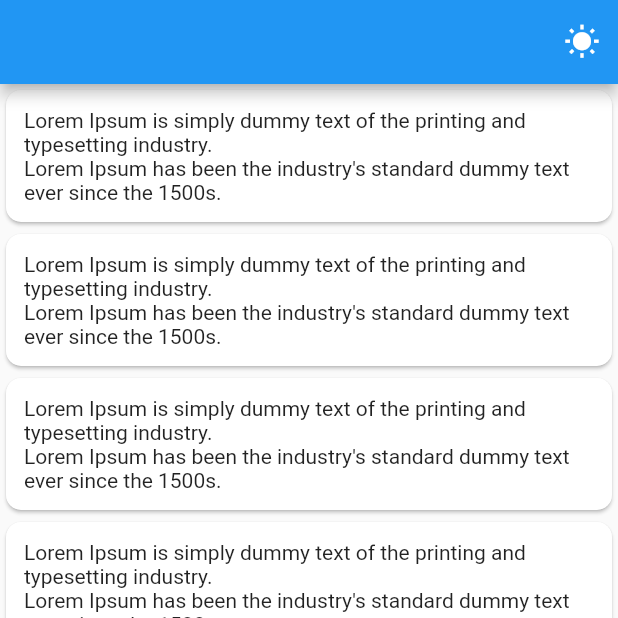
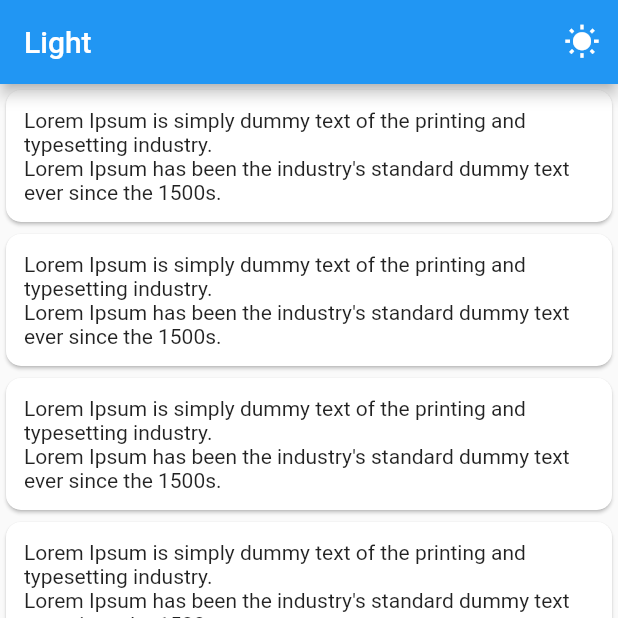
Before and after one commit to bublitz/deep, a Flutter app: the screen it shows after launch, on a phone screen of 412 x 824 dp, the top half of it. Run offline on Flutter 3.47's test engine with Material 2 defaults, Android fonts, the phone set to English and light mode, and no system bars; our stand-ins replace shared_preferences.

Commit message:
fix Ui/UX

```diff
--- a/lib/main.dart
+++ b/lib/main.dart
@@ -44,7 +44,6 @@ class _MyHomePageState extends State<MyHomePage> {
                 icon: Icon(themeNotifier.icon),
                 onPressed: () {
                   themeNotifier.nextTeam();
-                  print("Theme change clicked");
                 })
           ],
         ),
@@ -53,8 +52,8 @@ class _MyHomePageState extends State<MyHomePage> {
             child: Card(
               shape: RoundedRectangleBorder(
                   borderRadius: BorderRadius.circular(10)),
-              child: Padding(
-                padding: const EdgeInsets.all(12.0),
+              child: const Padding(
+                padding: EdgeInsets.all(12.0),
                 child: Text(
                   "Lorem Ipsum is simply dummy text of the printing and typesetting industry. \nLorem Ipsum has been the industry's standard dummy text ever since the 1500s.",
                   style: TextStyle(fontSize: 14),
--- a/lib/theme_model.dart
+++ b/lib/theme_model.dart
@@ -34,10 +34,10 @@ class ThemeModel extends ChangeNotifier {
         }
       case 'Bank':
         {
-          _team = 'Adb';
+          _team = 'Android';
           break;
         }
-      case 'Adb':
+      case 'Android':
         {
           _team = 'Air';
           break;
@@ -83,7 +83,7 @@ class ThemeModel extends ChangeNotifier {
           );
           break;
         }
-      case 'Adb':
+      case 'Android':
         {
           _icon = Icons.adb;
           _theme = ThemeData(
--- a/lib/theme_preference.dart
+++ b/lib/theme_preference.dart
@@ -12,6 +12,6 @@ class ThemePreferences {
 
   getTheme() async {
     SharedPreferences sharedPreferences = await SharedPreferences.getInstance();
-    return sharedPreferences.getString(PREF_KEY) ?? '';
+    return sharedPreferences.getString(PREF_KEY) ?? 'Light'; //default
   }
 }
```
Also changed, not shown: 1 other file.
